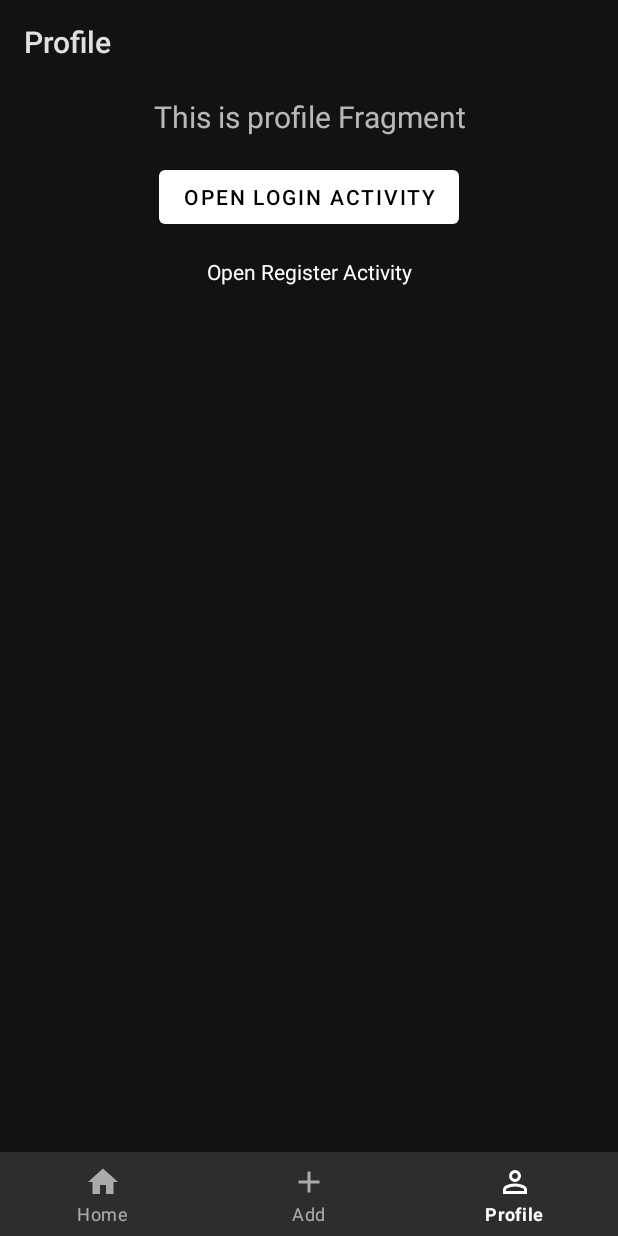
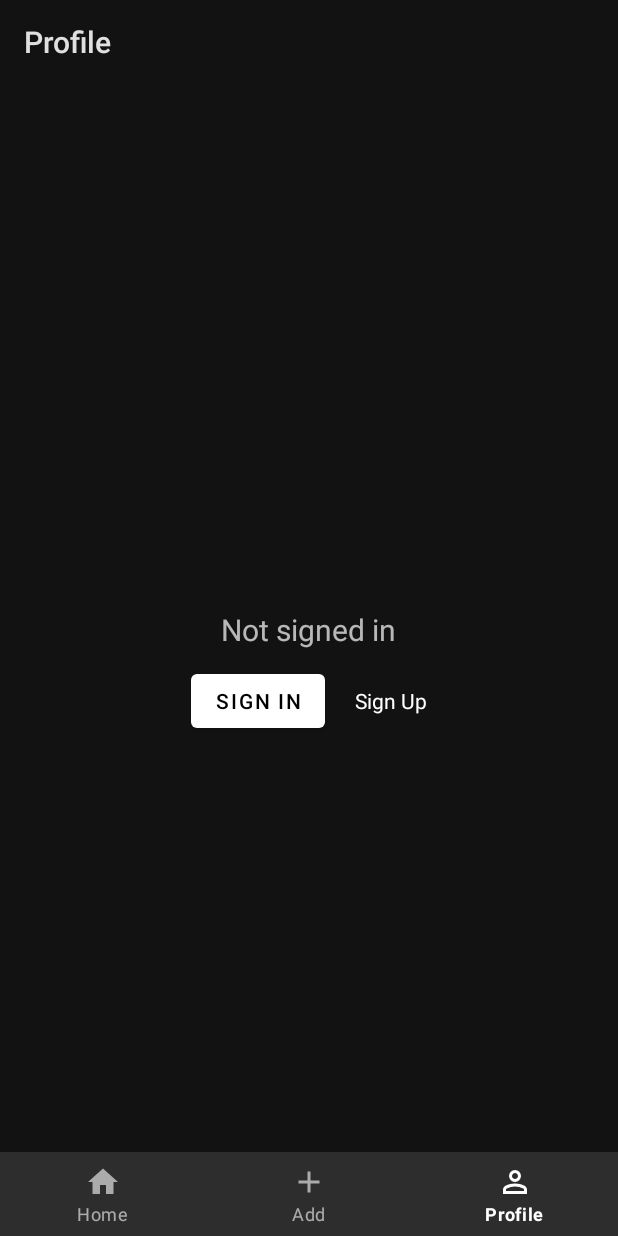
Before and after one commit to shadizx/blissful, an Android app: the ProfileFragment screen opened through its navigation route, on a phone screen of 412 x 824 dp. Run offline under Robolectric (Android 15) with nearby library versions, the phone set to English and light mode, and no system bars; our stand-ins replace Room's generated code, navigation-ui.

Commit message:
Implement post-login logic

```diff
--- a/app/src/main/java/com/cmpt362/blissful/db/user/UserDatabaseDao.kt
+++ b/app/src/main/java/com/cmpt362/blissful/db/user/UserDatabaseDao.kt
@@ -10,12 +10,10 @@ import kotlinx.coroutines.flow.Flow
 interface UserDatabaseDao {
 
     @Insert
-    suspend fun insertUser(user: User)
+    suspend fun insert(user: User): Long
+
     @Query("SELECT * FROM user_table")
     fun getAllUsers(): Flow<List<User>>
-
-    @Query("DELETE FROM user_table")
-    suspend fun deleteAll()
 
     @Query("DELETE FROM user_table WHERE userId = :key")
     suspend fun deleteUser(key: Int)
@@ -26,4 +24,6 @@ interface UserDatabaseDao {
     @Query("SELECT EXISTS(SELECT * FROM user_table WHERE username = :username AND password = :password)")
     suspend fun isUserExist(username: String, password: String): Boolean
 
+    @Query("SELECT userId FROM user_table WHERE username = :username")
+    suspend fun getIdForUser(username: String): Int
 }
--- /dev/null
+++ b/app/src/main/java/com/cmpt362/blissful/db/util/utils.kt
@@ -0,0 +1,16 @@
+package com.cmpt362.blissful.db.util
+
+import android.content.Context
+
+fun getUserId(context: Context): Int {
+    val sharedPref = context.getSharedPreferences("user", Context.MODE_PRIVATE)
+    return sharedPref.getInt("userId", -1)
+}
+
+fun signOut(context: Context) {
+    val sharedPref = context.getSharedPreferences("user", Context.MODE_PRIVATE)
+    with(sharedPref.edit()) {
+        putInt("userId", -1)
+        apply()
+    }
+}
--- a/app/src/main/java/com/cmpt362/blissful/ui/profile/ProfileFragment.kt
+++ b/app/src/main/java/com/cmpt362/blissful/ui/profile/ProfileFragment.kt
@@ -1,58 +1,87 @@
 package com.cmpt362.blissful.ui.profile
 
 import android.content.Intent
+import android.content.SharedPreferences
 import android.os.Bundle
 import android.view.LayoutInflater
 import android.view.View
 import android.view.ViewGroup
-import android.widget.TextView
 import androidx.fragment.app.Fragment
-import androidx.lifecycle.ViewModelProvider
 import com.cmpt362.blissful.databinding.FragmentProfileBinding
+import com.cmpt362.blissful.db.util.getUserId
+import com.cmpt362.blissful.db.util.signOut
 
 class ProfileFragment : Fragment() {
 
     private var _binding: FragmentProfileBinding? = null
+    private val binding get() = _binding!!
 
-    // This property is only valid between onCreateView and onDestroyView.
-    private val binding get() = _binding!!
+    private var userId: Int = -1
+    private var isSignedIn: Boolean = false
+    private val preferenceChangeListener =
+        SharedPreferences.OnSharedPreferenceChangeListener { _, _ ->
+            getCredentials()
+            updateButtonsVisibility()
+        }
 
     override fun onCreateView(
         inflater: LayoutInflater, container: ViewGroup?, savedInstanceState: Bundle?
     ): View {
-        val profileViewModel = ViewModelProvider(this).get(ProfileViewModel::class.java)
-
         _binding = FragmentProfileBinding.inflate(inflater, container, false)
         val root: View = binding.root
 
-        val textView: TextView = binding.textProfile
-        profileViewModel.text.observe(viewLifecycleOwner) {
-            textView.text = it
-        }
-
-        // The button to open up login page
-        binding.buttonOpenLogin.setOnClickListener {
-            openLoginActivity()
-        }
-        binding.buttonOpenRegister.setOnClickListener {
-            openRegisterActivity()
-        }
+        getCredentials()
+        updateButtonsVisibility()
+        requireActivity().getSharedPreferences("user", 0)
+            .registerOnSharedPreferenceChangeListener(preferenceChangeListener)
 
         return root
     }
 
-    private fun openLoginActivity() {
-        val intent = Intent(activity, LoginActivity::class.java)
-        startActivity(intent)
+    private fun updateButtonsVisibility() {
+        val profileText: String
+        if (isSignedIn) {
+            binding.signInButton.visibility = View.GONE
+            binding.signUpButton.visibility = View.GONE
+            binding.signOutButton.visibility = View.VISIBLE
+
+            if (!binding.signOutButton.hasOnClickListeners()) {
+                binding.signOutButton.setOnClickListener {
+                    signOut(requireContext())
+                }
+            }
+
+            profileText = "Signed in with id: $userId"
+        } else {
+            binding.signOutButton.visibility = View.GONE
+            binding.signInButton.visibility = View.VISIBLE
+            binding.signUpButton.visibility = View.VISIBLE
+
+            if (!binding.signInButton.hasOnClickListeners()) {
+                binding.signInButton.setOnClickListener {
+                    startActivity(Intent(activity, SignInActivity::class.java))
+                }
+            }
+            if (!binding.signUpButton.hasOnClickListeners()) {
+                binding.signUpButton.setOnClickListener {
+                    startActivity(Intent(activity, SignUpActivity::class.java))
+                }
+            }
+
+            profileText = "Not signed in"
+        }
+        binding.profileText.text = profileText
     }
 
-    private fun openRegisterActivity() {
-        val intent = Intent(activity, RegisterActivity::class.java)
-        startActivity(intent)
+    private fun getCredentials() {
+        userId = getUserId(requireContext())
+        isSignedIn = userId != -1
     }
 
     override fun onDestroyView() {
         super.onDestroyView()
+        requireActivity().getSharedPreferences("user", 0)
+            .unregisterOnSharedPreferenceChangeListener(preferenceChangeListener)
         _binding = null
     }
 }
--- a/app/src/main/java/com/cmpt362/blissful/ui/profile/ProfileViewModel.kt
+++ /dev/null
@@ -1,13 +0,0 @@
-package com.cmpt362.blissful.ui.profile
-
-import androidx.lifecycle.LiveData
-import androidx.lifecycle.MutableLiveData
-import androidx.lifecycle.ViewModel
-
-class ProfileViewModel : ViewModel() {
-
-    private val _text = MutableLiveData<String>().apply {
-        value = "This is profile Fragment"
-    }
-    val text: LiveData<String> = _text
-}
--- a/app/src/main/res/layout/fragment_profile.xml
+++ b/app/src/main/res/layout/fragment_profile.xml
@@ -1,42 +1,57 @@
 <?xml version="1.0" encoding="utf-8"?>
-<androidx.constraintlayout.widget.ConstraintLayout xmlns:android="http://schemas.android.com/apk/res/android"
-    xmlns:app="http://schemas.android.com/apk/res-auto"
+<LinearLayout xmlns:android="http://schemas.android.com/apk/res/android"
     xmlns:tools="http://schemas.android.com/tools"
     android:layout_width="match_parent"
     android:layout_height="match_parent"
+    android:gravity="center"
+    android:orientation="vertical"
     tools:context=".ui.profile.ProfileFragment">
 
+    <LinearLayout
+        android:layout_width="wrap_content"
+        android:layout_height="wrap_content"
+        android:orientation="horizontal"
+        android:paddingVertical="10dp">
+
         <TextView
-        android:id="@+id/text_profile"
+            android:id="@+id/profile_text"
             android:layout_width="match_parent"
             android:layout_height="wrap_content"
             android:layout_marginStart="8dp"
             android:layout_marginTop="8dp"
             android:layout_marginEnd="8dp"
+            android:text="@string/title_profile"
             android:textAlignment="center"
-        android:textSize="20sp"
-        app:layout_constraintEnd_toEndOf="parent"
-        app:layout_constraintStart_toStartOf="parent"
-        app:layout_constraintTop_toTopOf="parent" />
+            android:textSize="20sp" />
+
+    </LinearLayout>
+
+    <LinearLayout
+        android:id="@+id/auth_buttons"
+        android:layout_width="wrap_content"
+        android:layout_height="wrap_content"
+        android:orientation="horizontal">
 
         <Button
-        android:id="@+id/buttonOpenLogin"
+            android:id="@+id/sign_out_button"
             android:layout_width="wrap_content"
             android:layout_height="wrap_content"
-        android:layout_marginTop="16dp"
-        android:text="@string/open_login_activity"
-        app:layout_constraintEnd_toEndOf="parent"
-        app:layout_constraintStart_toStartOf="parent"
-        app:layout_constraintTop_toBottomOf="@+id/text_profile" />
+            android:text="@string/sign_out" />
+
+        <Button
+            android:id="@+id/sign_in_button"
+            android:layout_width="wrap_content"
+            android:layout_height="wrap_content"
+            android:layout_marginEnd="10dp"
+            android:text="@string/sign_in" />
 
         <TextView
-        android:id="@+id/buttonOpenRegister"
+            android:id="@+id/sign_up_button"
             android:layout_width="wrap_content"
             android:layout_height="wrap_content"
-        android:layout_marginTop="16dp"
-        android:text="@string/open_register_activity"
-        android:textColor="?attr/colorPrimary"
-        app:layout_constraintEnd_toEndOf="parent"
-        app:layout_constraintStart_toStartOf="parent"
-        app:layout_constraintTop_toBottomOf="@+id/buttonOpenLogin" />
-</androidx.constraintlayout.widget.ConstraintLayout>
+            android:layout_marginStart="10dp"
+            android:text="@string/sign_up"
+            android:textColor="?attr/colorPrimary" />
+    </LinearLayout>
+
+</LinearLayout>
--- a/app/src/main/res/values-night/strings.xml
+++ b/app/src/main/res/values-night/strings.xml
@@ -1,12 +1,11 @@
-<?xml version="1.0" encoding="utf-8"?>
 <resources>
     <string name="app_name">Blissful</string>
     <string name="title_home">Home</string>
     <string name="title_add">Add</string>
     <string name="title_profile">Profile</string>
     <string name="login_activity_name">Login</string>
-    <string name="open_login_activity">Open Login Activity</string>
+    <string name="sign_in">Sign In</string>
     <string name="register_activity_name">Register Activity</string>
-    <string name="open_register_activity">Open Register Activity</string>
-
+    <string name="sign_up">Sign Up</string>
+    <string name="sign_out">Sign Out</string>
 </resources>
--- a/app/src/main/res/values/strings.xml
+++ b/app/src/main/res/values/strings.xml
@@ -4,7 +4,8 @@
     <string name="title_add">Add</string>
     <string name="title_profile">Profile</string>
     <string name="login_activity_name">Login</string>
-    <string name="open_login_activity">Open Login Activity</string>
+    <string name="sign_in">Sign In</string>
     <string name="register_activity_name">Register Activity</string>
-    <string name="open_register_activity">Open Register Activity</string>
+    <string name="sign_up">Sign Up</string>
+    <string name="sign_out">Sign Out</string>
 </resources>
--- a/build.gradle.kts
+++ b/build.gradle.kts
@@ -1,5 +1,5 @@
 // Top-level build file where you can add configuration options common to all sub-projects/modules.
 plugins {
-    id("com.android.application") version "8.1.3" apply false
+    id("com.android.application") version "8.1.4" apply false
     id("org.jetbrains.kotlin.android") version "1.9.0" apply false
 }
```
Also changed, not shown: app/src/main/AndroidManifest.xml (+6 -10 lines), app/src/main/java/com/cmpt362/blissful/db/user/UserRepository.kt (+7 -6 lines), app/src/main/java/com/cmpt362/blissful/db/user/UserViewModel.kt (+19 -23 lines), app/src/main/java/com/cmpt362/blissful/ui/profile/SignInActivity.kt (renamed from app/src/main/java/com/cmpt362/blissful/ui/profile/LoginActivity.kt, +12 -8 lines), app/src/main/java/com/cmpt362/blissful/ui/profile/SignUpActivity.kt (renamed from app/src/main/java/com/cmpt362/blissful/ui/profile/RegisterActivity.kt, +12 -10 lines). Lines whose indentation alone changed are shown as unchanged.
